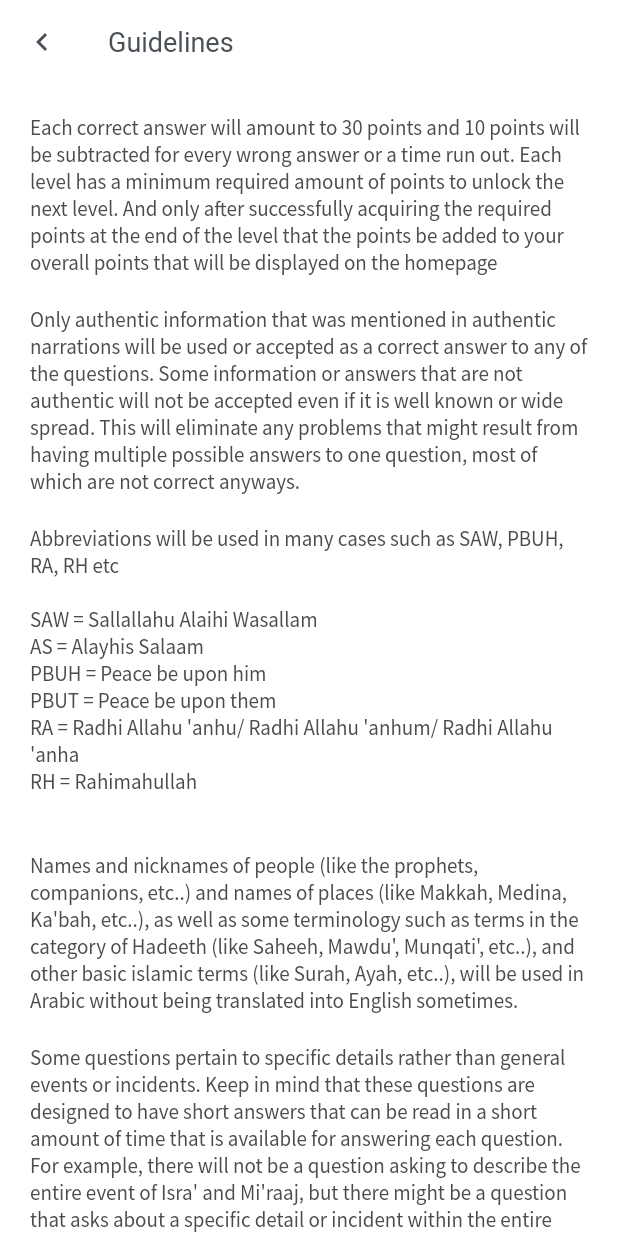
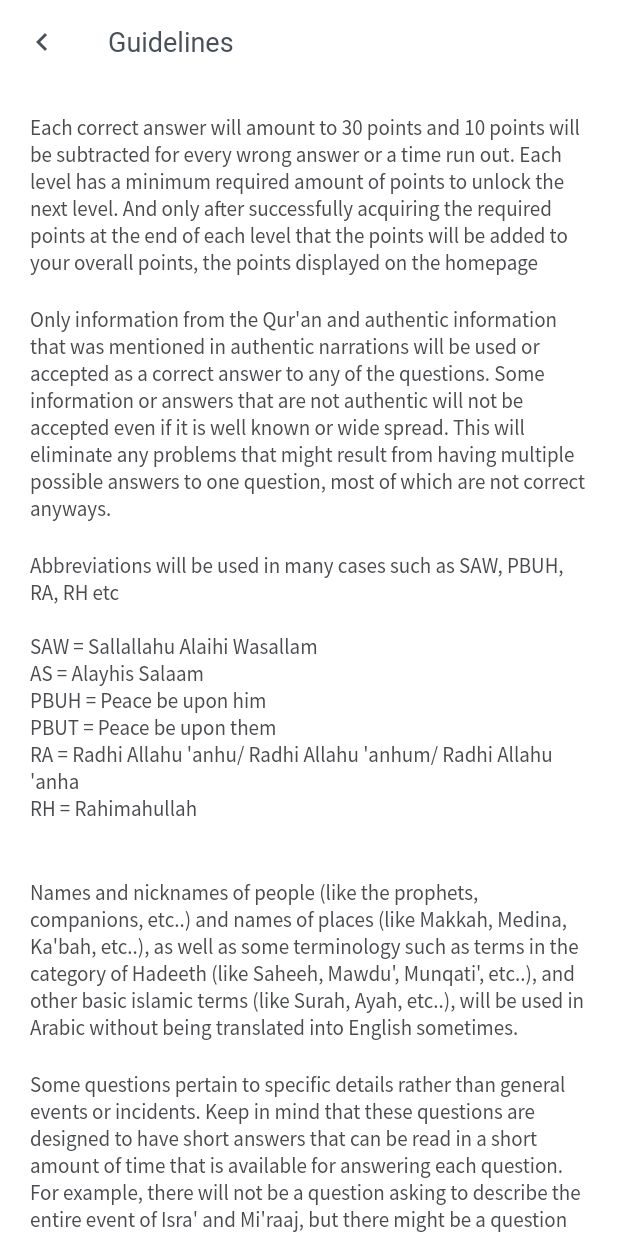
Before and after one commit to guccibase/Islamic-Trivia, a Flutter app: the Guidelines screen opened directly, on a phone screen of 412 x 824 dp. Run offline on Flutter 3.47's test engine with Material 2 defaults, Android fonts, the phone set to English and light mode, and no system bars; our stand-ins replace audioplayers, auto_size_text, percent_indicator, shared_preferences; accounts and stored records are empty.

Commit message:
complete v1

```diff
--- a/lib/app/trivia/screens/daily_quiz/daily_quiz_screen.dart
+++ b/lib/app/trivia/screens/daily_quiz/daily_quiz_screen.dart
@@ -16,7 +16,7 @@ class DailyQuizScreen extends StatelessWidget {
         title: Text("Daily bonus points"),
       ),
       body: Center(
-        child: Text("Coming soon..."),
+        child: Text("Coming soon inshaAllah.."),
       ),
     );
   }
--- a/lib/app/trivia/screens/home_screen/home_screen.dart
+++ b/lib/app/trivia/screens/home_screen/home_screen.dart
@@ -2,8 +2,8 @@ import 'package:flutter/material.dart';
 import 'package:islamic_trivia/app/app.dart';
 import 'package:islamic_trivia/app/trivia/provider/battle_trivia_screen.dart';
 import 'package:islamic_trivia/app/trivia/screens/battle_trivia/init_battle_screen.dart';
-import 'package:islamic_trivia/app/trivia/screens/category_quiz_screen/levels_screen.dart';
 import 'package:islamic_trivia/app/trivia/screens/daily_quiz/daily_quiz_screen.dart';
+import 'package:islamic_trivia/app/trivia/screens/levels_screen/levels_screen.dart';
 import 'package:islamic_trivia/app/trivia/screens/quiz_play/quidelinesScreen.dart';
 import 'package:islamic_trivia/data_source/assets_link/src/image_links.dart';
 import 'package:islamic_trivia/data_source/memory_service/memory_service.dart';
--- a/lib/app/trivia/screens/leaderboard/leaderboard_screen.dart
+++ b/lib/app/trivia/screens/leaderboard/leaderboard_screen.dart
@@ -28,7 +28,7 @@ class _LeaderBoardScreenState extends State<LeaderBoardScreen> {
       children: [
         _header(context),
         Center(
-          child: Text("Coming soon.."),
+          child: Text("Coming soon inshaAllah.."),
         )
       ],
     );
--- a/lib/app/trivia/screens/category_quiz_screen/levels.dart
+++ b/lib/app/trivia/screens/levels_screen/levels.dart
@@ -1,6 +1,6 @@
 import 'package:flutter/cupertino.dart';
 import 'package:flutter/material.dart';
-import 'package:islamic_trivia/app/trivia/screens/levels_screen/start_screen.dart';
+import 'package:islamic_trivia/app/trivia/screens/start_screen/start_screen.dart';
 import 'package:islamic_trivia/data_source/memory_service/memory_service.dart';
 
 class Level extends StatefulWidget {
--- a/lib/app/trivia/screens/quiz_play/result_quiz_play.dart
+++ b/lib/app/trivia/screens/quiz_play/result_quiz_play.dart
@@ -3,6 +3,7 @@ import 'dart:math';
 import 'package:flutter/material.dart';
 import 'package:islamic_trivia/app/app.dart';
 import 'package:islamic_trivia/app/trivia/provider/battle_trivia_screen.dart';
+import 'package:islamic_trivia/app/trivia/screens/levels_screen/levels_screen.dart';
 import 'package:islamic_trivia/data_source/assets_link/assets_links.dart';
 import 'package:islamic_trivia/data_source/memory_service/memory_service.dart';
 import 'package:islamic_trivia/generated/l10n.dart';
--- a/lib/app/trivia/screens/screens.dart
+++ b/lib/app/trivia/screens/screens.dart
@@ -1,7 +1,7 @@
 export 'battle_trivia/battle_trivia_screen.dart';
-export 'category_quiz_screen/levels_screen.dart';
 export 'daily_quiz/daily_quiz_screen.dart';
 export 'emty_screen/empty_screen.dart';
 export 'home_screen/home_screen.dart';
 export 'leaderboard/leaderboard_screen.dart';
+export 'levels_screen/levels_screen.dart';
 export 'quiz_play/quiz_play_screen.dart';
--- a/lib/data_source/trivia_data/guidelines.dart
+++ b/lib/data_source/trivia_data/guidelines.dart
@@ -1,11 +1,11 @@
 String generalGuideline =
     'Each correct answer will amount to 30 points and 10 points will be subtracted for every wrong answer or a time run out.'
     ' Each level has a minimum required amount of points to unlock the next level.'
-    ' And only after successfully acquiring the required points at the end of the level '
-    'that the points be added to your overall points that will be displayed on the homepage';
+    ' And only after successfully acquiring the required points at the end of each level '
+    'that the points will be added to your overall points, the points displayed on the homepage';
 
 String generalGuidelines =
-    'Only authentic information that was mentioned in authentic narrations will be used or '
+    'Only information from the Qur\'an and authentic information that was mentioned in authentic narrations will be used or '
     'accepted as a correct answer to any of the questions. Some information or answers that are not authentic will'
     ' not be accepted even if it is well known or wide spread. This will eliminate any problems that might result '
     'from having multiple possible answers to one question, most of which are not correct anyways.';
@@ -40,4 +40,6 @@ String generalGuidelines3 =
     ' So not every book will be a good book to review from, and a book that compiled ALL the different narrations on one subject,'
     ' including the authentic, weak, and fabricated narrations, will not be a good book to study from since it contains incorrect'
     ' information as well as the authentic information. A book which does not mention a lot of narrations will not be helpful '
-    'either, as most of the questions will be based off of authentic narrations of the hadeeth of the Prophet Muhammad peace be upon him.';
+    'either, as most of the questions will be based off of authentic narrations of the hadeeth of the Prophet Muhammad peace be upon him.'
+    '\n\n\n'
+    'For any questions and corrections, contact us through the email from the app stores';
```
Also changed, not shown: lib/app/trivia/screens/levels_screen/levels_screen.dart (renamed from lib/app/trivia/screens/category_quiz_screen/levels_screen.dart), lib/app/trivia/screens/start_screen/start_screen.dart (renamed from lib/app/trivia/screens/levels_screen/start_screen.dart), 42 other files.
